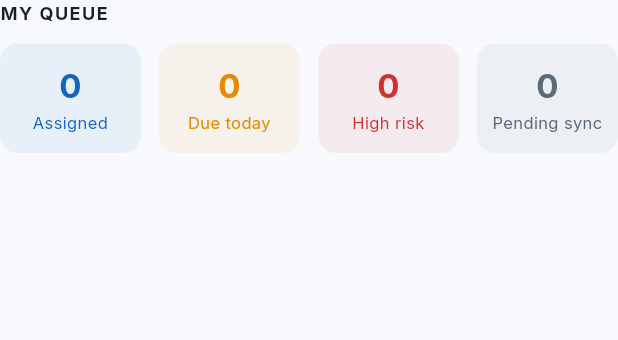
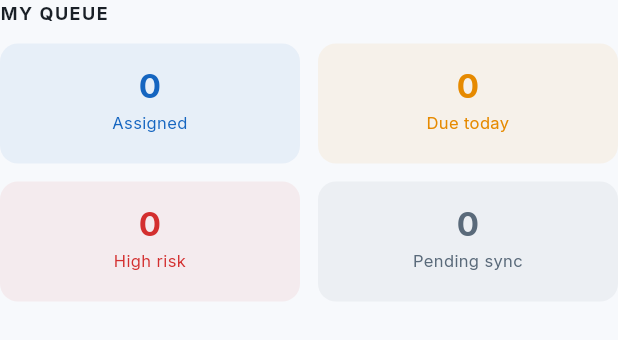
Before and after one commit to utkarsh684/MPLAD-SATYA, a Flutter app: the _MyWorkSection widget shown alone on an empty page, opened directly with empty values, on a phone screen of 412 x 824 dp. Shown: the top 340 px of the screen. Run offline on Flutter 3.47's test engine with Material 3 defaults, Android fonts, the phone set to English and light mode, and no system bars; our stand-ins replace connectivity_plus, flutter_map, geolocator, go_router, google_fonts, image_picker and 2 more; accounts and stored records are empty; network calls fail.

Commit message:
fixed some overflow bug in ui

```diff
--- a/src/lib/features/dashboard/dashboard_screen.dart
+++ b/src/lib/features/dashboard/dashboard_screen.dart
@@ -192,36 +192,31 @@ class _MyWorkSection extends StatelessWidget {
             style: GoogleFonts.inter(
                 fontSize: 12, fontWeight: FontWeight.w700, letterSpacing: 1)),
         const SizedBox(height: 12),
-        Row(
+        GridView.count(
+          crossAxisCount: 2,
+          shrinkWrap: true,
+          physics: const NeverScrollableScrollPhysics(),
+          crossAxisSpacing: 12,
+          mainAxisSpacing: 12,
+          childAspectRatio: 2.5,
           children: [
-            Expanded(
-              child: _MiniStat(
+            _MiniStat(
                 label: 'Assigned',
                 value: '${field.assigned}',
                 color: AppColors.govBlue),
-            ),
-            const SizedBox(width: 12),
-            Expanded(
-              child: _MiniStat(
+            _MiniStat(
                 label: 'Due today',
                 value: '${field.dueToday}',
                 color: AppColors.saffronDark),
-            ),
-            const SizedBox(width: 12),
-            Expanded(
-              child: _MiniStat(
+            _MiniStat(
                 label: 'High risk',
                 value: '${field.highRisk}',
                 color: AppColors.riskCritical),
-            ),
-            const SizedBox(width: 12),
-            Expanded(
             // Server-side null by design; this is the device's own outbox.
-              child: _MiniStat(
+            _MiniStat(
                 label: 'Pending sync',
                 value: '$pending',
                 color: AppColors.textSecondary),
-            ),
           ],
         ),
       ],
```
Also changed, not shown: src/pubspec.lock, 2 other files. Lines whose indentation alone changed are shown as unchanged.
